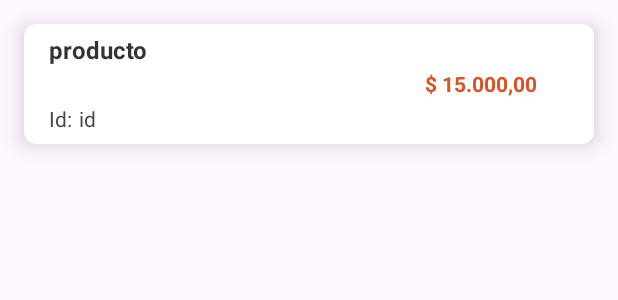
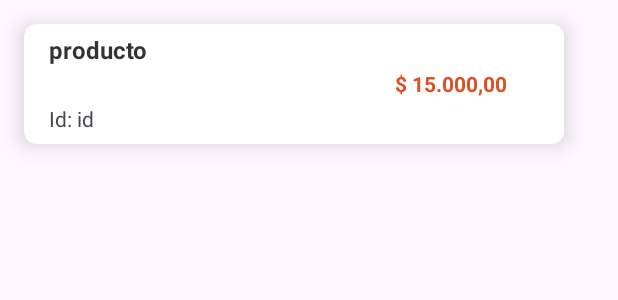
Before and after one commit to DSMovil/equipo3inventory, an Android app: the layout layout_item.xml on its own in the app's theme, with its tools: preview values and no code run, on a phone screen of 412 x 824 dp. Shown: the top 300 px of the screen. Run offline under Robolectric (Android 15) with nearby library versions, the phone set to English and light mode, and no system bars.

Commit message:
Arreglo Id

```diff
--- a/app/src/main/java/com/example/inventoryapp/view/Producto.kt
+++ b/app/src/main/java/com/example/inventoryapp/view/Producto.kt
@@ -4,10 +4,10 @@ import com.google.firebase.firestore.PropertyName
 
 data class Producto(
     @get:PropertyName("cantidad") @set:PropertyName("cantidad") var cantidad: Double = 0.0,
-    @get:PropertyName("codigo") @set:PropertyName("codigo") var codigo: Double = 0.0,
+    @get:PropertyName("codigo") @set:PropertyName("codigo") var codigo: Long = 0,
     @get:PropertyName("nombre") @set:PropertyName("nombre") var nombre: String = "",
     @get:PropertyName("precio") @set:PropertyName("precio") var precio: Double = 0.0
 ) {
     // Constructor sin argumentos necesario para la deserialización de Firestore
-    constructor() : this(0.0, 0.0, "", 0.0)
+    constructor() : this(0.0, 0, "", 0.0)
 }
--- a/app/src/main/res/layout/layout_item.xml
+++ b/app/src/main/res/layout/layout_item.xml
@@ -1,7 +1,7 @@
 <?xml version="1.0" encoding="utf-8"?>
 <androidx.cardview.widget.CardView xmlns:android="http://schemas.android.com/apk/res/android"
     xmlns:tools="http://schemas.android.com/tools"
-    android:layout_width="match_parent"
+    android:layout_width="360dp"
     android:layout_height="80dp"
     xmlns:app="http://schemas.android.com/apk/res-auto"
     app:cardElevation="8dp"
```
